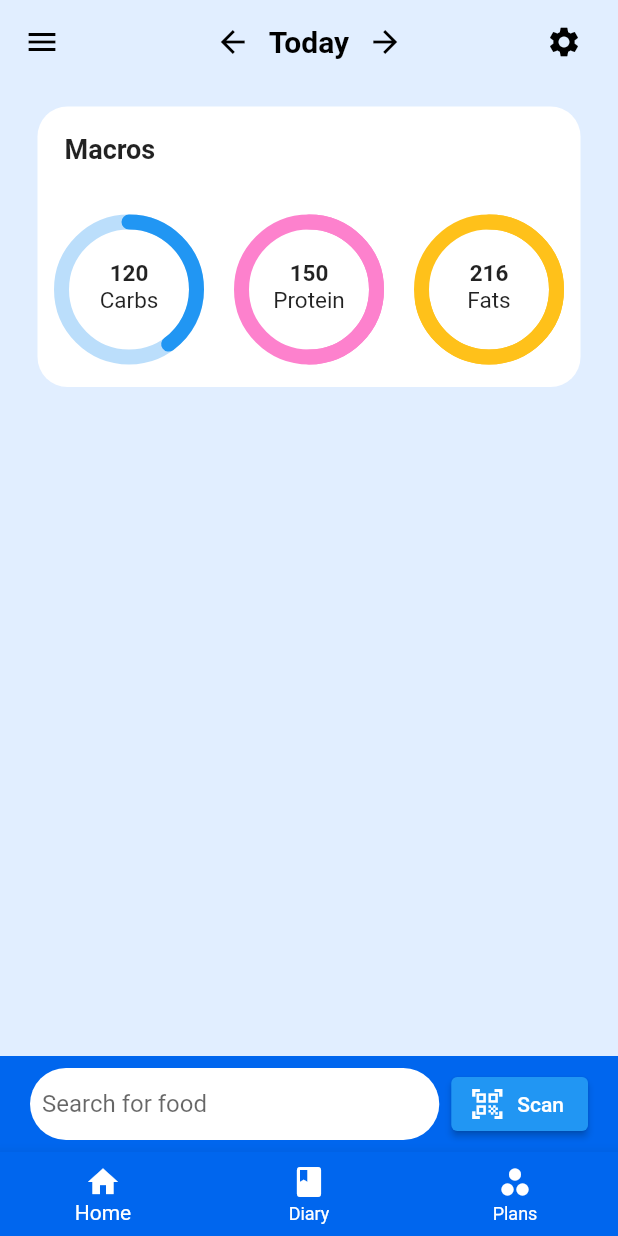
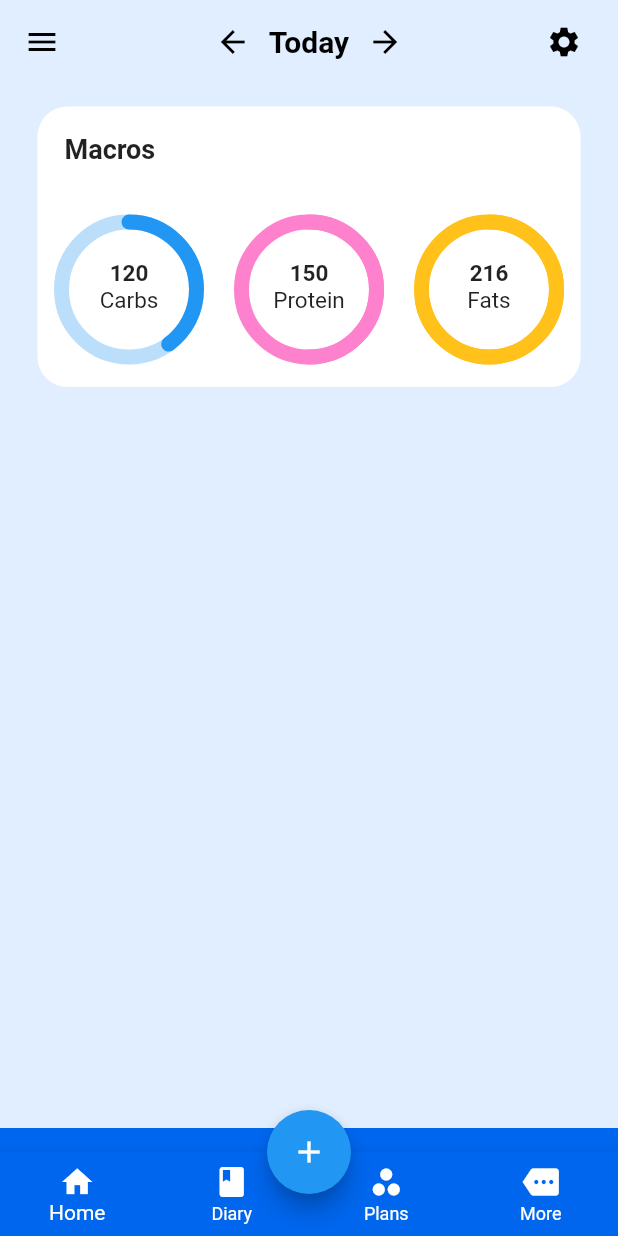
Before and after one commit to mattsegura/mealai, a Flutter app: the screen it shows after launch, on a phone screen of 412 x 824 dp. Run offline on Flutter 3.47's test engine with Material 2 defaults, Android fonts, the phone set to English and light mode, and no system bars; drawn by our look-alikes of percent_indicator; missing offline and left inert: flutter_launcher_icons, mobile_scanner.

Commit message:
unfinished bottomnav with FAB button

```diff
--- a/lib/views/first_page.dart
+++ b/lib/views/first_page.dart
@@ -129,7 +129,7 @@ class FirstPage extends StatelessWidget {
               color: Color(0xFF0066EE),
               borderRadius: BorderRadius.only(),
             ),
-            child: Row(
+            /* child: Row(
               children: [
                 Expanded(
                   child: TextField(
@@ -167,11 +167,22 @@ class FirstPage extends StatelessWidget {
                   label: Text('Scan'),
                 ),
               ],
-            ),
+            ), */
           ),
         ],
       ),
-      bottomNavigationBar: BottomNavigationBar(
+      floatingActionButton: FloatingActionButton(
+        onPressed: () {},
+        child: Icon(Icons.add),
+      ),
+      floatingActionButtonLocation: FloatingActionButtonLocation.centerDocked,
+      bottomNavigationBar: BottomAppBar(
+        color: Color(0xFF0066EE),
+        elevation: 0,
+        shape: CircularNotchedRectangle(),
+        child: SizedBox(
+          height: kBottomNavigationBarHeight,
+          child: BottomNavigationBar(
             type: BottomNavigationBarType.fixed,
             currentIndex: 0,
             backgroundColor: Color(0xFF0066EE),
@@ -182,6 +193,7 @@ class FirstPage extends StatelessWidget {
               BottomNavigationBarItem(label: 'Diary', icon: Icon(Icons.book)),
               BottomNavigationBarItem(
                   label: 'Plans', icon: Icon(Icons.spoke_rounded)),
+              BottomNavigationBarItem(label: 'More', icon: Icon(Icons.more)),
             ],
             onTap: (index) {
               if (index == 1) {
@@ -205,6 +217,8 @@ class FirstPage extends StatelessWidget {
               }
             },
           ),
+        ),
+      ),
     );
   }
 }
```
Lines whose indentation alone changed are shown as unchanged.
